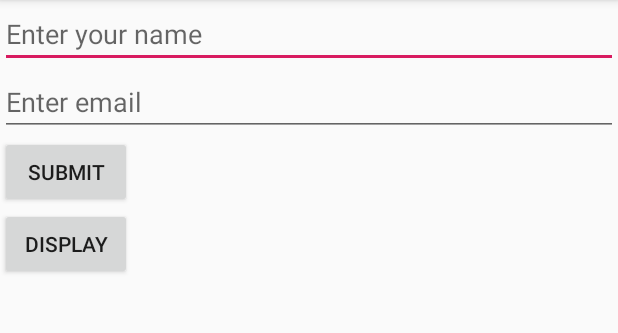
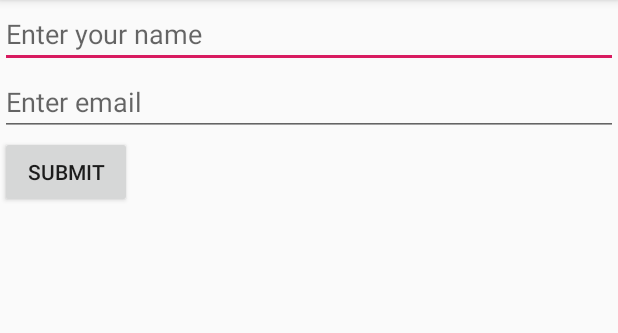
Before and after one commit to amanmishra086/volley-example, an Android app: the screen it shows after launch (MainActivity), on a phone screen of 412 x 824 dp, the part 84-417 px from its top. Run offline under Robolectric (Android 15) with nearby library versions, the phone set to English and light mode, and no system bars; our stand-ins replace Volley; 2 statements that could not run were skipped.

Commit message:
main activity layout changed

```diff
--- a/VolleyLibrary2/app/src/main/res/layout/activity_main.xml
+++ b/VolleyLibrary2/app/src/main/res/layout/activity_main.xml
@@ -26,11 +26,7 @@
         android:text="submit"
         android:id="@+id/save"/>
 
-    <Button
-        android:layout_width="wrap_content"
-        android:layout_height="wrap_content"
-        android:text="display"
-        android:id="@+id/display"/>
+
 
 
 </LinearLayout>
```
